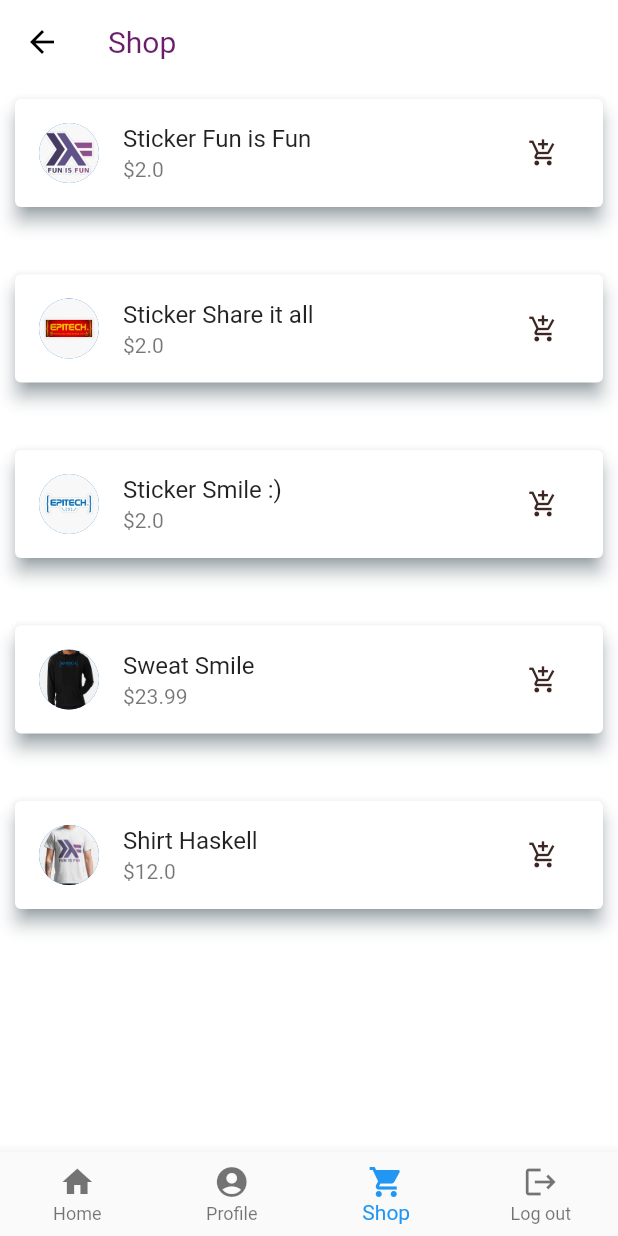
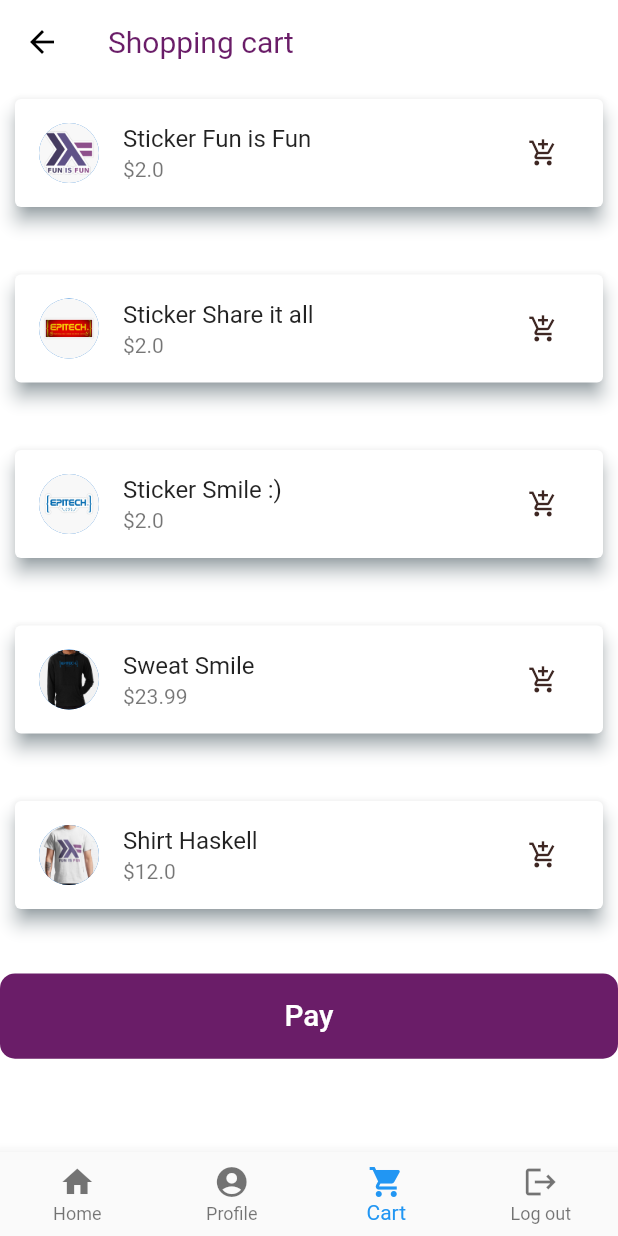
Before and after one commit to AdrienPiletEpitech/FlutterI, a Flutter app: the ShopPage screen opened by its route, on a phone screen of 412 x 824 dp. Run offline on Flutter 3.47's test engine with Material 2 defaults, Android fonts, the phone set to English and light mode, and no system bars; our stand-ins replace firebase_core, flutter_svg; accounts and stored records are empty.

Commit message:
[MOD] Change name to shopping cart and add button to pay

```diff
--- a/lib/components/bottomNavigationBar.dart
+++ b/lib/components/bottomNavigationBar.dart
@@ -21,7 +21,7 @@ BottomNavigationBar buildBottomNavigationBar(index, context) {
           backgroundColor: appColor),
       BottomNavigationBarItem(
           icon: Icon(Icons.shopping_cart),
-          label: "Shop",
+          label: "Cart",
           backgroundColor: appColor),
       BottomNavigationBarItem(
           icon: Icon(Icons.logout),
--- a/lib/pages/shop/components/body.dart
+++ b/lib/pages/shop/components/body.dart
@@ -1,3 +1,4 @@
+import 'package:epitech_flutter/components/default_button.dart';
 import 'package:epitech_flutter/pages/shop/components/productCard.dart';
 import 'package:epitech_flutter/size_config.dart';
 import 'package:flutter/material.dart';
@@ -29,6 +30,7 @@ class Body extends StatelessWidget {
                         ],
                       ),
                       SizedBox(height: getProportionateScreenWidth(30)),
+                      DefaultButton(text: "Pay", press: () {}),
                     ],
                   ),
                 ),
--- a/lib/pages/shop/shop.dart
+++ b/lib/pages/shop/shop.dart
@@ -11,7 +11,7 @@ class ShopPage extends StatelessWidget {
   Widget build(BuildContext context) {
     return Scaffold(
       appBar: AppBar(
-        title: const Text("Shop"),
+        title: const Text("Shopping cart"),
       ),
       body: const Body(),
       bottomNavigationBar: buildBottomNavigationBar(2, context),
```
